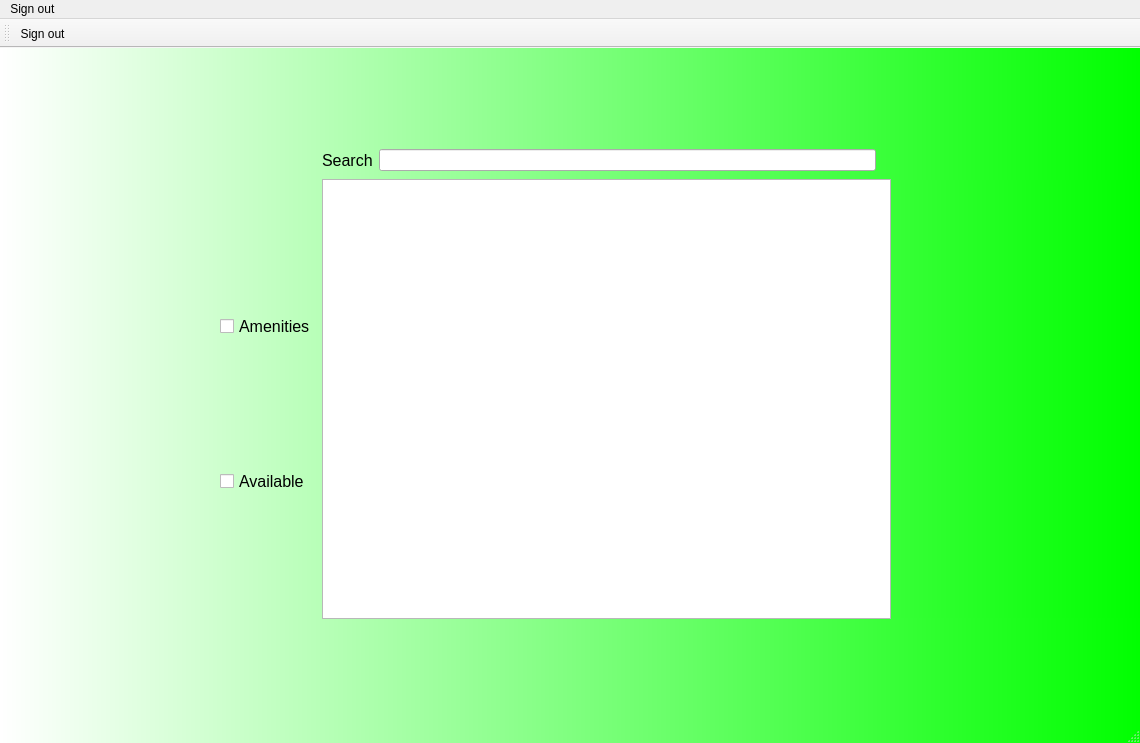
First picture: the form in mainwindow.ui, repository Nickolas-Skai/OOP-FINAL, before the edit.
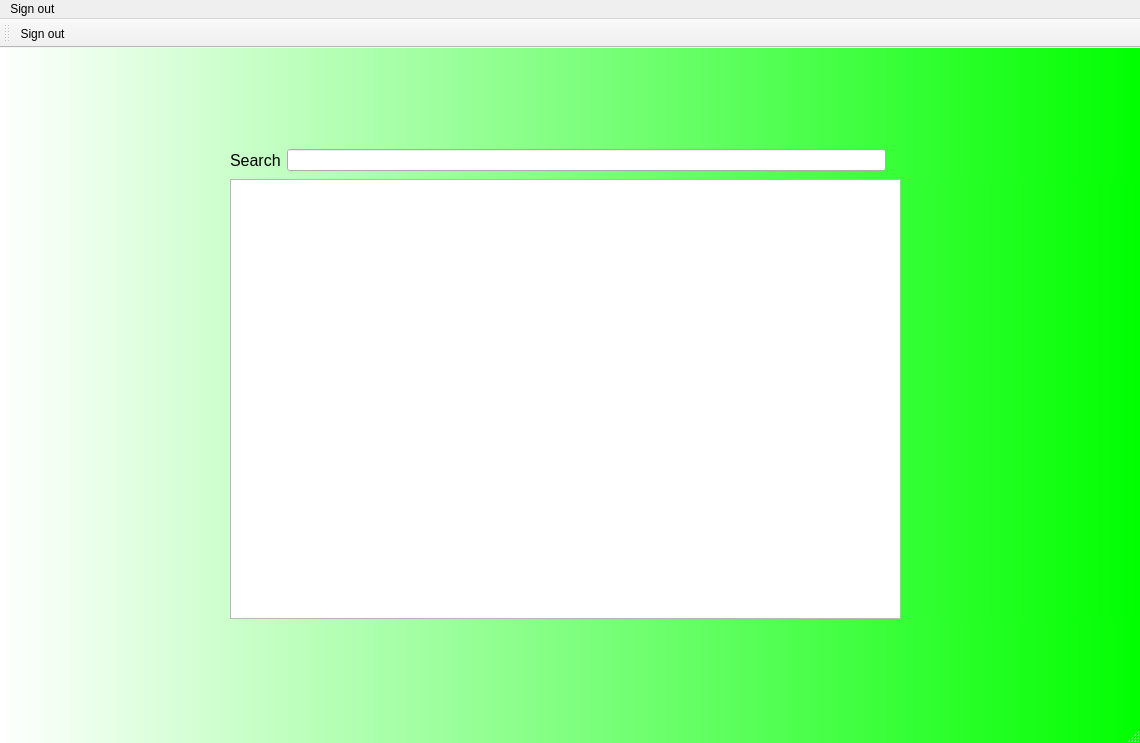
Second picture: the form after the edit. The open tabs and pages were chosen to show the change. Icons and pictures are not drawn.

Commit message:
deletesd some stuff from ui made plans to finish
we are cooked

The edit to the form file:
```diff
--- a/mainwindow.ui
+++ b/mainwindow.ui
@@ -28,12 +28,12 @@
 QCheckBox {
   color: black;
    font-family: &quot;Sitka Heading Semibold&quot;, sans-serif;
-   font-size: 16px; /* Adjust font size as needed */
+   font-size: 16px; 
 }
 QPushButton {
    color: black;
    font-family: &quot;Sitka Heading Semibold&quot;, sans-serif;
-   font-size: 16px; /* Adjust font size as needed */
+   font-size: 16px; 
 background-color:rgb(73, 157, 17)}
 
 QPushButton:hover
@@ -53,7 +53,7 @@
    <widget class="QStackedWidget" name="stackedWidget">
     <property name="geometry">
      <rect>
-      <x>70</x>
+      <x>80</x>
       <y>10</y>
       <width>991</width>
       <height>621</height>
@@ -492,30 +492,16 @@
          </item>
         </layout>
        </item>
-       <item row="1" column="1">
-        <widget class="QListView" name="ListingList"/>
-       </item>
        <item row="1" column="0">
         <layout class="QVBoxLayout" name="verticalLayout_3">
          <property name="topMargin">
           <number>11</number>
          </property>
-         <item>
-          <widget class="QCheckBox" name="amenitiesfilter">
-           <property name="text">
-            <string>Amenities</string>
-           </property>
-          </widget>
-         </item>
-         <item>
-          <widget class="QCheckBox" name="Availability_filter">
-           <property name="text">
-            <string>Available</string>
-           </property>
-          </widget>
-         </item>
         </layout>
        </item>
+       <item row="1" column="1">
+        <widget class="QListWidget" name="listWidget"/>
+       </item>
       </layout>
      </widget>
     </widget>
```
Left out of the diff: 23 changed lines with no effect on the pictures. The commit also changes 2 other files.
